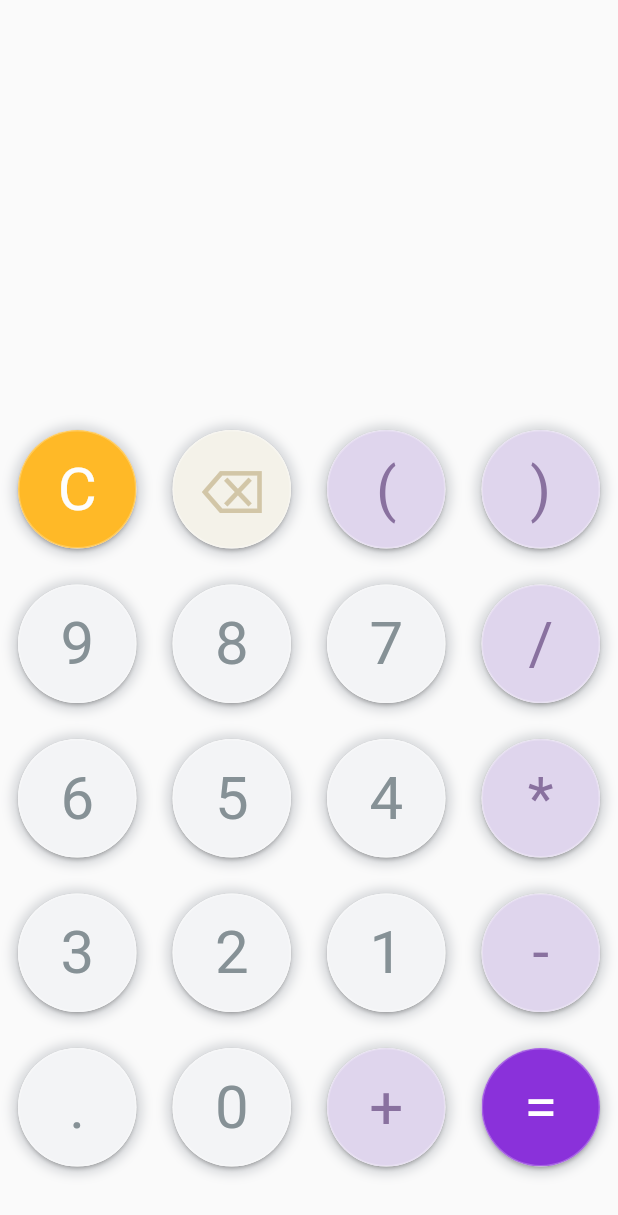
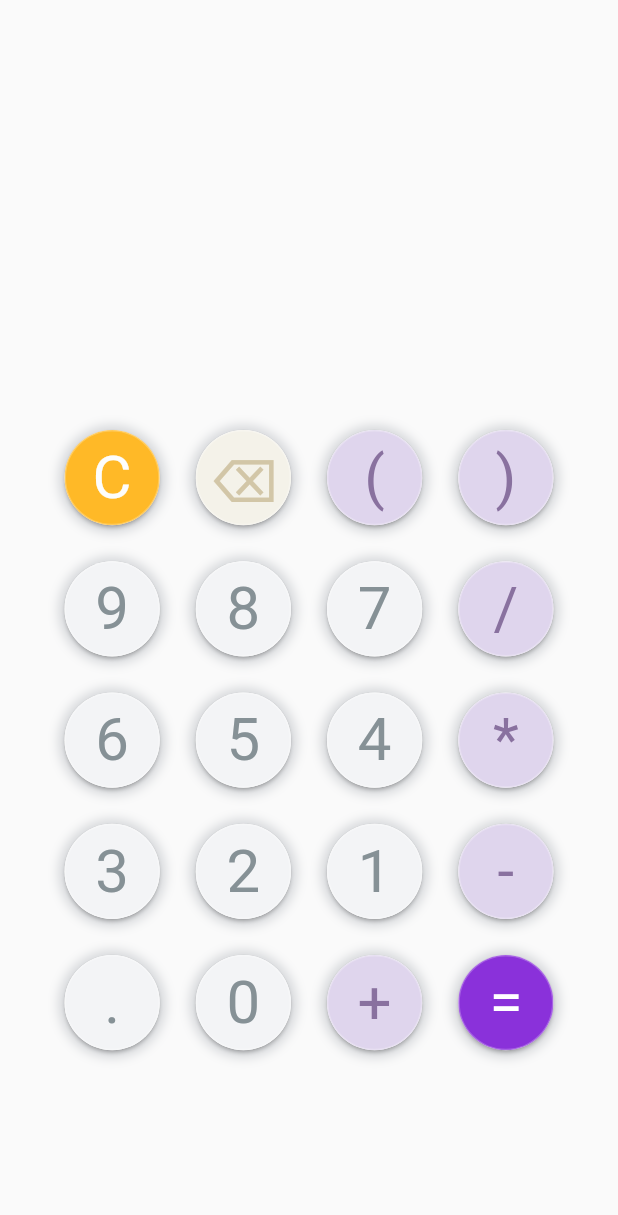
Before and after one commit to VivekTigerDev/Calculator, a Flutter app: the screen it shows after launch, on a phone screen of 412 x 824 dp. Shown: the top 1215 px of the screen. Run offline on Flutter 3.47's test engine with Material 2 defaults, Android fonts, the phone set to English and light mode, and no system bars; our stand-ins replace math_expressions, petitparser.

Commit message:
New Commmit

```diff
--- a/lib/main.dart
+++ b/lib/main.dart
@@ -75,12 +75,13 @@ class _ButtonsState extends State<Buttons> {
 
                     // This Container Is Used For Input
                     Container(
+                      width: double.infinity,
                       padding: EdgeInsets.all(10.0),
                       alignment: Alignment.topRight,
                       child: Text(
                         userInput,
                         style: TextStyle(
-                            fontSize: 55,
+                            fontSize: 60,
                             color: Color(0xFFC0C2C1),
                             fontWeight: FontWeight.bold),
                       ),
@@ -105,7 +106,10 @@ class _ButtonsState extends State<Buttons> {
             Expanded(
               flex: 2,
               child: Container(
+                width: 350,
+                height: 200,
                 child: GridView.builder(
+                  physics: NeverScrollableScrollPhysics(),
                   itemCount: buttons.length,
                   gridDelegate: (SliverGridDelegateWithFixedCrossAxisCount(
                       crossAxisCount: 4)),
@@ -225,7 +229,7 @@ class _ButtonsState extends State<Buttons> {
   void equalPressed() {
     String finalInput = userInput;
 
-    //(*) Means The Last Element Is Repaeted Zero(0) or More Time
+    //(*) Means The Last Element Is Repeated Zero(0) or More Time
     finalInput = finalInput.replaceAll("x", "*");
     Parser p = Parser();
     Expression exp = p.parse(finalInput);
```
Also changed, not shown: pubspec.lock.
